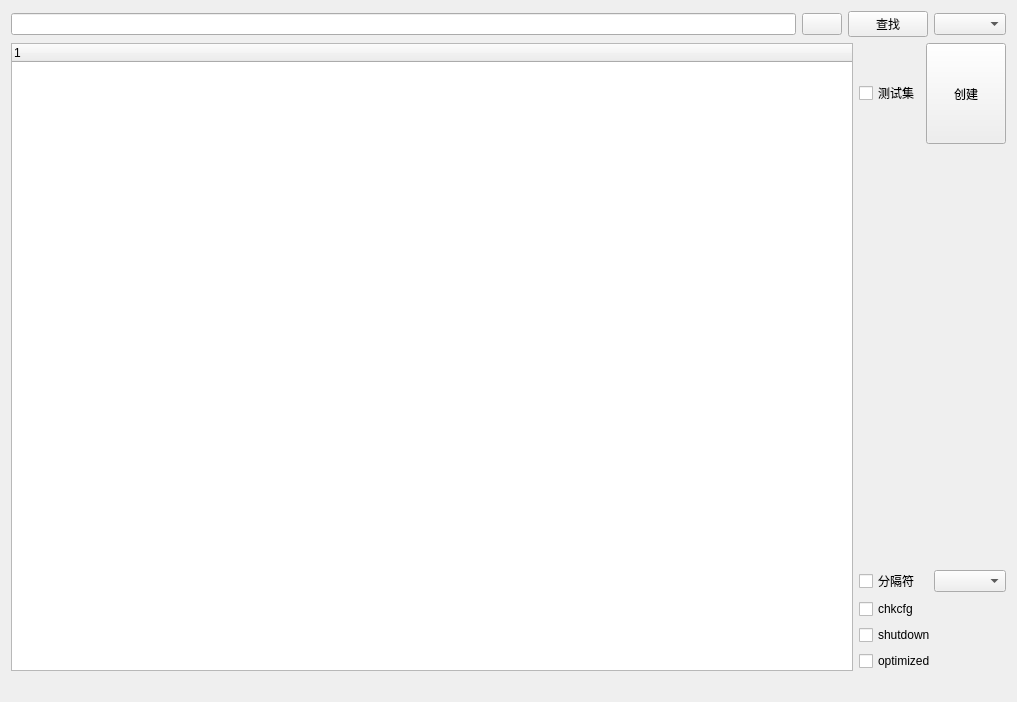
Before: the Qt Designer form testsuite.ui in SakuraMYK/AutoMationTools, drawn with Qt 5.
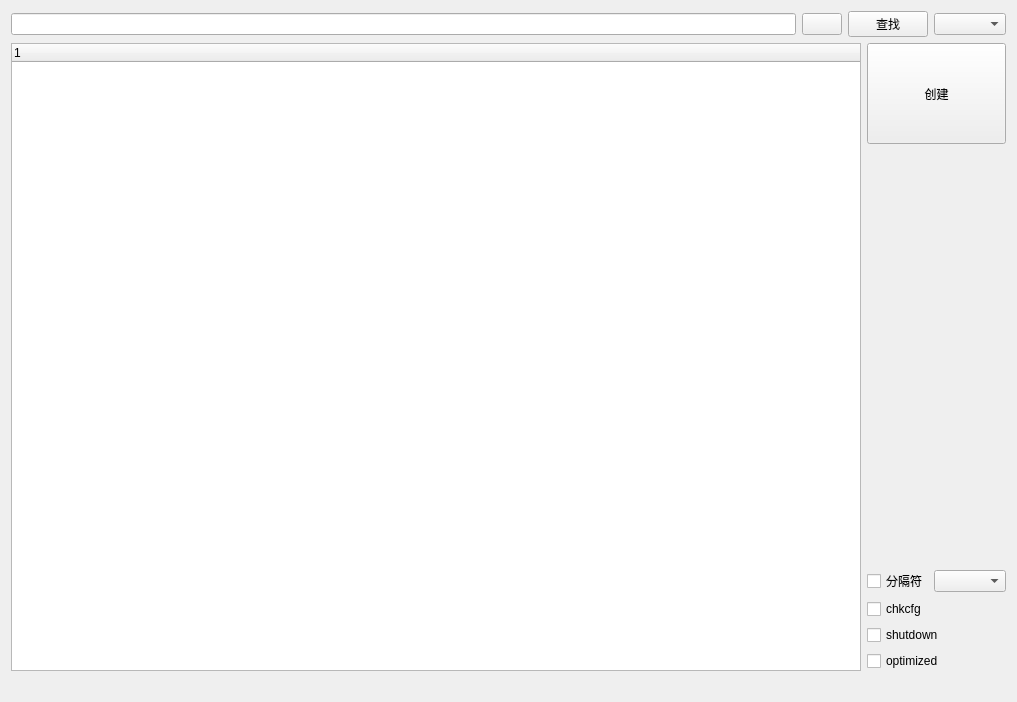
After: the same form once the commit is applied. Icons and pictures are not drawn.

```diff
--- a/testsuite.ui
+++ b/testsuite.ui
@@ -55,17 +55,6 @@
         <layout class="QVBoxLayout" name="verticalLayout_4">
          <item>
           <layout class="QHBoxLayout" name="horizontalLayout">
-           <item>
-            <layout class="QVBoxLayout" name="verticalLayout">
-             <item>
-              <widget class="QCheckBox" name="checkBox_TestSuite">
-               <property name="text">
-                <string>测试集</string>
-               </property>
-              </widget>
-             </item>
-            </layout>
-           </item>
            <item>
             <widget class="QPushButton" name="pushButton_Create">
              <property name="sizePolicy">
```
Left out of the diff: 24 changed lines with no effect on the pictures.
